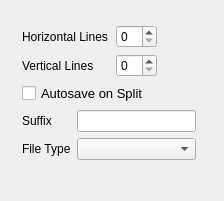
KDE/krita, file krita/plugins/extensions/imagesplit/wdg_imagesplit.ui: the form before one commit.
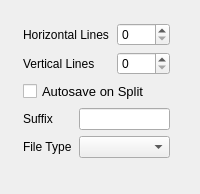
The form after the commit. Custom widgets are drawn as their Qt base class.

Commit message: For imagesplit, added QFormLayout to set alignment problem

The edit to the form file:
```diff
--- a/krita/plugins/extensions/imagesplit/wdg_imagesplit.ui
+++ b/krita/plugins/extensions/imagesplit/wdg_imagesplit.ui
@@ -6,8 +6,8 @@
    <rect>
     <x>0</x>
     <y>0</y>
-    <width>224</width>
-    <height>201</height>
+    <width>200</width>
+    <height>194</height>
    </rect>
   </property>
   <property name="windowTitle">
@@ -16,47 +16,38 @@
   <widget class="QWidget" name="">
    <property name="geometry">
     <rect>
-     <x>11</x>
-     <y>14</y>
-     <width>196</width>
-     <height>176</height>
+     <x>12</x>
+     <y>12</y>
+     <width>169</width>
+     <height>180</height>
     </rect>
    </property>
    <layout class="QGridLayout" name="gridLayout">
-    <item row="0" column="0" colspan="2">
+    <item row="0" column="0">
+     <layout class="QFormLayout" name="formLayout">
+      <item row="0" column="0">
      <widget class="QLabel" name="lblHorizontalSplitLines">
       <property name="text">
        <string>Horizontal Lines</string>
       </property>
      </widget>
     </item>
-    <item row="0" column="2">
+      <item row="0" column="1">
      <widget class="KIntSpinBox" name="intHorizontalSplitLines"/>
     </item>
-    <item row="1" column="0" colspan="2">
+      <item row="1" column="0">
      <widget class="QLabel" name="lblVerticalSplitLines">
       <property name="text">
        <string>Vertical Lines     </string>
       </property>
      </widget>
     </item>
-    <item row="1" column="2">
+      <item row="1" column="1">
      <widget class="KIntSpinBox" name="intVerticalSplitLines"/>
     </item>
-    <item row="1" column="3">
-     <spacer name="horizontalSpacer">
-      <property name="orientation">
-       <enum>Qt::Horizontal</enum>
-      </property>
-      <property name="sizeHint" stdset="0">
-       <size>
-        <width>40</width>
-        <height>20</height>
-       </size>
-      </property>
-     </spacer>
+     </layout>
     </item>
-    <item row="2" column="0" colspan="3">
+    <item row="1" column="0">
      <widget class="QCheckBox" name="chkAutoSave">
       <property name="font">
        <font>
@@ -68,14 +59,16 @@
       </property>
      </widget>
     </item>
-    <item row="3" column="0">
+    <item row="2" column="0">
+     <layout class="QFormLayout" name="formLayout_2">
+      <item row="0" column="0">
      <widget class="QLabel" name="lblSuffix">
       <property name="text">
-       <string>Suffix </string>
+         <string>Suffix      </string>
       </property>
      </widget>
     </item>
-    <item row="3" column="1" colspan="3">
+      <item row="0" column="1">
      <widget class="QLineEdit" name="lineEdit">
       <property name="enabled">
        <bool>true</bool>
@@ -85,17 +78,19 @@
       </property>
      </widget>
     </item>
-    <item row="4" column="0">
+      <item row="1" column="0">
      <widget class="QLabel" name="lblFileType">
       <property name="text">
        <string>File Type</string>
       </property>
      </widget>
     </item>
-    <item row="4" column="1" colspan="3">
+      <item row="1" column="1">
      <widget class="QComboBox" name="cmbFileType"/>
     </item>
-    <item row="5" column="1">
+     </layout>
+    </item>
+    <item row="3" column="0">
      <spacer name="verticalSpacer">
       <property name="orientation">
        <enum>Qt::Vertical</enum>
```
Lines whose indentation alone changed are shown as unchanged. The commit also changes 1 other file.
